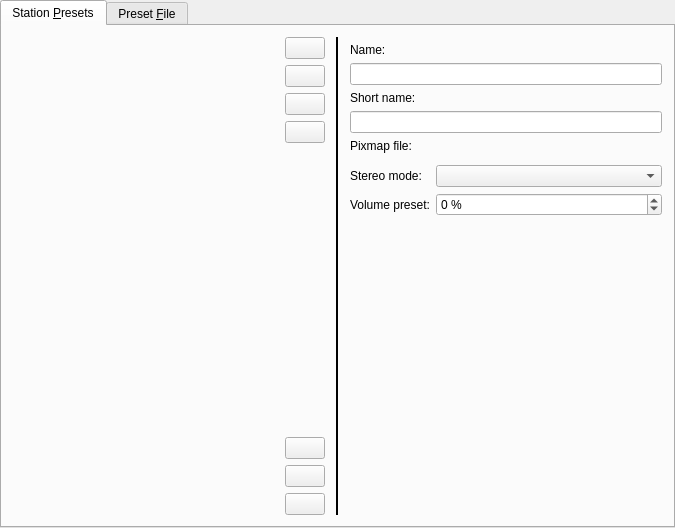
Old version of the form plugins/radio/radio-configuration-ui.ui in the repository pbek/kradio.
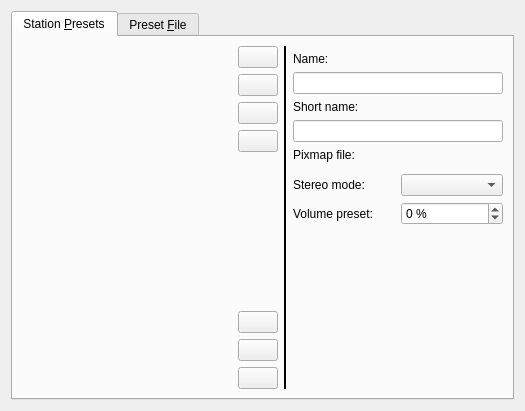
New version of the form. Custom widgets are drawn as their Qt base class.

The edit to the form file:
```diff
--- a/plugins/radio/radio-configuration-ui.ui
+++ b/plugins/radio/radio-configuration-ui.ui
@@ -6,12 +6,12 @@
    <rect>
     <x>0</x>
     <y>0</y>
-    <width>675</width>
-    <height>528</height>
+    <width>525</width>
+    <height>411</height>
    </rect>
   </property>
-  <layout class="QGridLayout" name="gridLayout_gen1">
-   <item row="0" column="0">
+  <layout class="QVBoxLayout" name="verticalLayout">
+   <item>
     <widget class="QTabWidget" name="tabWidget3">
      <property name="currentIndex">
       <number>0</number>
@@ -21,150 +21,8 @@
        <string>Station &amp;Presets</string>
       </attribute>
       <layout class="QGridLayout" name="gridLayout_gen2">
-       <property name="margin">
-        <number>11</number>
-       </property>
-       <item row="0" column="0">
+       <item row="0" column="3">
         <layout class="QVBoxLayout">
-         <property name="rightMargin">
-          <number>5</number>
-         </property>
-         <item>
-          <layout class="QVBoxLayout">
-           <item>
-            <layout class="QHBoxLayout">
-             <item>
-              <widget class="RadioStationListView" name="listStations" native="true">
-               <property name="sizePolicy">
-                <sizepolicy hsizetype="MinimumExpanding" vsizetype="Expanding">
-                 <horstretch>0</horstretch>
-                 <verstretch>0</verstretch>
-                </sizepolicy>
-               </property>
-               <property name="minimumSize">
-                <size>
-                 <width>20</width>
-                 <height>20</height>
-                </size>
-               </property>
-              </widget>
-             </item>
-             <item>
-              <layout class="QVBoxLayout">
-               <item>
-                <widget class="KPushButton" name="buttonNewStation">
-                 <property name="text">
-                  <string/>
-                 </property>
-                </widget>
-               </item>
-               <item>
-                <widget class="KPushButton" name="buttonDeleteStation">
-                 <property name="text">
-                  <string/>
-                 </property>
-                </widget>
-               </item>
-               <item>
-                <widget class="KPushButton" name="buttonStationUp">
-                 <property name="text">
-                  <string/>
-                 </property>
-                </widget>
-               </item>
-               <item>
-                <widget class="KPushButton" name="buttonStationDown">
-                 <property name="text">
-                  <string/>
-                 </property>
-                </widget>
-               </item>
-               <item>
-                <spacer name="verticalSpacer">
-                 <property name="orientation">
-                  <enum>Qt::Vertical</enum>
-                 </property>
-                 <property name="sizeHint" stdset="0">
-                  <size>
-                   <width>20</width>
-                   <height>40</height>
-                  </size>
-                 </property>
-                </spacer>
-               </item>
-               <item>
-                <widget class="KPushButton" name="buttonSearchStations">
-                 <property name="sizePolicy">
-                  <sizepolicy hsizetype="Minimum" vsizetype="Fixed">
-                   <horstretch>1</horstretch>
-                   <verstretch>1</verstretch>
-                  </sizepolicy>
-                 </property>
-                 <property name="toolTip">
-                  <string>Search stations</string>
-                 </property>
-                 <property name="whatsThis">
-                  <string>Search stations</string>
-                 </property>
-                 <property name="text">
-                  <string/>
-                 </property>
-                </widget>
-               </item>
-               <item>
-                <widget class="KPushButton" name="buttonLoadPresets">
-                 <property name="sizePolicy">
-                  <sizepolicy hsizetype="Minimum" vsizetype="Fixed">
-                   <horstretch>1</horstretch>
-                   <verstretch>1</verstretch>
-                  </sizepolicy>
-                 </property>
-                 <property name="toolTip">
-                  <string>Load presets</string>
-                 </property>
-                 <property name="whatsThis">
-                  <string>Load presets</string>
-                 </property>
-                 <property name="text">
-                  <string/>
-                 </property>
-                </widget>
-               </item>
-               <item>
-                <widget class="KPushButton" name="buttonStorePresets">
-                 <property name="sizePolicy">
-                  <sizepolicy hsizetype="Minimum" vsizetype="Fixed">
-                   <horstretch>1</horstretch>
-                   <verstretch>1</verstretch>
-                  </sizepolicy>
-                 </property>
-                 <property name="toolTip">
-                  <string>Save presets as...</string>
-                 </property>
-                 <property name="whatsThis">
-                  <string>Save presets as...</string>
-                 </property>
-                 <property name="text">
-                  <string/>
-                 </property>
-                </widget>
-               </item>
-              </layout>
-             </item>
-            </layout>
-           </item>
-           <item>
-            <layout class="QHBoxLayout"/>
-           </item>
-          </layout>
-         </item>
-        </layout>
-       </item>
-       <item row="0" column="2">
-        <layout class="QVBoxLayout">
-         <property name="leftMargin">
-          <number>5</number>
-         </property>
          <item>
           <widget class="QStackedWidget" name="stackStationEdit">
            <property name="sizePolicy">
@@ -189,14 +47,7 @@
             </widget>
            </item>
            <item>
-            <widget class="QLineEdit" name="editStationName">
-             <property name="sizePolicy">
-              <sizepolicy hsizetype="Preferred" vsizetype="Fixed">
-               <horstretch>0</horstretch>
-               <verstretch>0</verstretch>
-              </sizepolicy>
-             </property>
-            </widget>
+            <widget class="QLineEdit" name="editStationName"/>
            </item>
           </layout>
          </item>
@@ -213,14 +64,7 @@
             </widget>
            </item>
            <item>
-            <widget class="QLineEdit" name="editStationShortName">
-             <property name="sizePolicy">
-              <sizepolicy hsizetype="Preferred" vsizetype="Fixed">
-               <horstretch>0</horstretch>
-               <verstretch>0</verstretch>
-              </sizepolicy>
-             </property>
-            </widget>
+            <widget class="QLineEdit" name="editStationShortName"/>
            </item>
           </layout>
          </item>
@@ -249,12 +93,6 @@
           <layout class="QGridLayout" name="gridLayout_4">
            <item row="0" column="1">
             <widget class="KComboBox" name="comboStereoMode">
-             <property name="sizePolicy">
-              <sizepolicy hsizetype="MinimumExpanding" vsizetype="Fixed">
-               <horstretch>0</horstretch>
-               <verstretch>0</verstretch>
-              </sizepolicy>
-             </property>
              <property name="toolTip">
               <string>&lt;p&gt;Select if you want to force the tuner to stereo/mono mode. &lt;i&gt;Please be aware, that some drivers might ignore this flag without saying they will ignore it.&lt;/i&gt;&lt;/p&gt;</string>
              </property>
@@ -262,12 +100,6 @@
            </item>
            <item row="1" column="1">
             <widget class="QSpinBox" name="editVolumePreset">
-             <property name="sizePolicy">
-              <sizepolicy hsizetype="MinimumExpanding" vsizetype="Fixed">
-               <horstretch>0</horstretch>
-               <verstretch>0</verstretch>
-              </sizepolicy>
-             </property>
              <property name="toolTip">
               <string>The volume that is used when the station is tuned</string>
              </property>
@@ -325,7 +157,7 @@
          </item>
         </layout>
        </item>
-       <item row="0" column="1">
+       <item row="0" column="2">
         <widget class="KSeparator" name="kseparator">
          <property name="sizePolicy">
           <sizepolicy hsizetype="Minimum" vsizetype="Preferred">
@@ -341,6 +173,106 @@
          </property>
         </widget>
        </item>
+       <item row="0" column="0">
+        <widget class="RadioStationListView" name="listStations" native="true">
+         <property name="sizePolicy">
+          <sizepolicy hsizetype="MinimumExpanding" vsizetype="Expanding">
+           <horstretch>0</horstretch>
+           <verstretch>0</verstretch>
+          </sizepolicy>
+         </property>
+         <property name="minimumSize">
+          <size>
+           <width>20</width>
+           <height>20</height>
+          </size>
+         </property>
+        </widget>
+       </item>
+       <item row="0" column="1">
+        <layout class="QVBoxLayout" name="_2">
+         <item>
+          <widget class="KPushButton" name="buttonNewStation">
+           <property name="text">
+            <string/>
+           </property>
+          </widget>
+         </item>
+         <item>
+          <widget class="KPushButton" name="buttonDeleteStation">
+           <property name="text">
+            <string/>
+           </property>
+          </widget>
+         </item>
+         <item>
+          <widget class="KPushButton" name="buttonStationUp">
+           <property name="text">
+            <string/>
+           </property>
+          </widget>
+         </item>
+         <item>
+          <widget class="KPushButton" name="buttonStationDown">
+           <property name="text">
+            <string/>
+           </property>
+          </widget>
+         </item>
+         <item>
+          <spacer name="verticalSpacer">
+           <property name="orientation">
+            <enum>Qt::Vertical</enum>
+           </property>
+           <property name="sizeHint" stdset="0">
+            <size>
+             <width>20</width>
+             <height>40</height>
+            </size>
+           </property>
+          </spacer>
+         </item>
+         <item>
+          <widget class="KPushButton" name="buttonSearchStations">
+           <property name="toolTip">
+            <string>Search stations</string>
+           </property>
+           <property name="whatsThis">
+            <string>Search stations</string>
+           </property>
+           <property name="text">
+            <string/>
+           </property>
+          </widget>
+         </item>
+         <item>
+          <widget class="KPushButton" name="buttonLoadPresets">
+           <property name="toolTip">
+            <string>Load presets</string>
+           </property>
+           <property name="whatsThis">
+            <string>Load presets</string>
+           </property>
+           <property name="text">
+            <string/>
+           </property>
+          </widget>
+         </item>
+         <item>
+          <widget class="KPushButton" name="buttonStorePresets">
+           <property name="toolTip">
+            <string>Save presets as...</string>
+           </property>
+           <property name="whatsThis">
+            <string>Save presets as...</string>
+           </property>
+           <property name="text">
+            <string/>
+           </property>
+          </widget>
+         </item>
+        </layout>
+       </item>
       </layout>
      </widget>
      <widget class="QWidget" name="About">
@@ -531,7 +463,6 @@
    </item>
   </layout>
  </widget>
- <layoutdefault spacing="6" margin="0"/>
  <customwidgets>
   <customwidget>
    <class>KComboBox</class>
```
Left out of the diff: 5 changed lines with no effect on the pictures.
